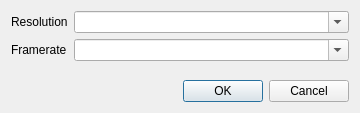
Old version of the form compoundpi/windows/configure_dialog.ui in the repository waveform-computing/compoundpi.
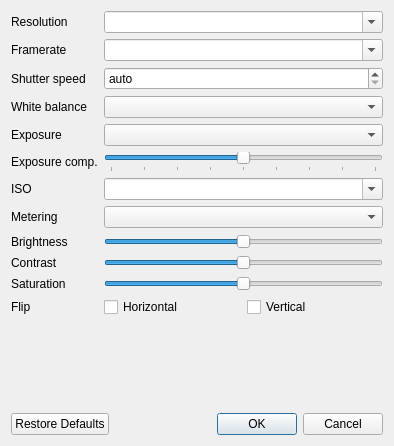
New version of the form.

```diff
--- a/compoundpi/windows/configure_dialog.ui
+++ b/compoundpi/windows/configure_dialog.ui
@@ -6,8 +6,8 @@
    <rect>
     <x>0</x>
     <y>0</y>
-    <width>360</width>
-    <height>113</height>
+    <width>394</width>
+    <height>446</height>
    </rect>
   </property>
   <property name="windowTitle">
@@ -50,6 +50,226 @@
        </property>
       </widget>
      </item>
+     <item row="2" column="0">
+      <widget class="QLabel" name="shutter_speed_label">
+       <property name="text">
+        <string>Shutter speed</string>
+       </property>
+       <property name="buddy">
+        <cstring>shutter_speed_spinbox</cstring>
+       </property>
+      </widget>
+     </item>
+     <item row="2" column="1">
+      <widget class="QDoubleSpinBox" name="shutter_speed_spinbox">
+       <property name="specialValueText">
+        <string>auto</string>
+       </property>
+       <property name="suffix">
+        <string> ms</string>
+       </property>
+       <property name="decimals">
+        <number>4</number>
+       </property>
+       <property name="maximum">
+        <double>1000.000000000000000</double>
+       </property>
+       <property name="singleStep">
+        <double>10.000000000000000</double>
+       </property>
+      </widget>
+     </item>
+     <item row="3" column="0">
+      <widget class="QLabel" name="awb_label">
+       <property name="text">
+        <string>White balance</string>
+       </property>
+       <property name="buddy">
+        <cstring>awb_combo</cstring>
+       </property>
+      </widget>
+     </item>
+     <item row="3" column="1">
+      <widget class="QComboBox" name="awb_combo"/>
+     </item>
+     <item row="4" column="0">
+      <widget class="QLabel" name="exposure_mode_label">
+       <property name="text">
+        <string>Exposure</string>
+       </property>
+       <property name="buddy">
+        <cstring>exposure_mode_combo</cstring>
+       </property>
+      </widget>
+     </item>
+     <item row="4" column="1">
+      <widget class="QComboBox" name="exposure_mode_combo"/>
+     </item>
+     <item row="5" column="0">
+      <widget class="QLabel" name="exposure_comp_label">
+       <property name="text">
+        <string>Exposure comp.</string>
+       </property>
+       <property name="buddy">
+        <cstring>exposure_comp_slider</cstring>
+       </property>
+      </widget>
+     </item>
+     <item row="6" column="0">
+      <widget class="QLabel" name="iso_label">
+       <property name="text">
+        <string>ISO</string>
+       </property>
+       <property name="buddy">
+        <cstring>iso_combo</cstring>
+       </property>
+      </widget>
+     </item>
+     <item row="6" column="1">
+      <widget class="QComboBox" name="iso_combo">
+       <property name="editable">
+        <bool>true</bool>
+       </property>
+      </widget>
+     </item>
+     <item row="7" column="0">
+      <widget class="QLabel" name="metering_label">
+       <property name="text">
+        <string>Metering</string>
+       </property>
+       <property name="buddy">
+        <cstring>metering_combo</cstring>
+       </property>
+      </widget>
+     </item>
+     <item row="7" column="1">
+      <widget class="QComboBox" name="metering_combo"/>
+     </item>
+     <item row="8" column="0">
+      <widget class="QLabel" name="brightness_label">
+       <property name="text">
+        <string>Brightness</string>
+       </property>
+       <property name="buddy">
+        <cstring>brightness_slider</cstring>
+       </property>
+      </widget>
+     </item>
+     <item row="9" column="0">
+      <widget class="QLabel" name="contrast_label">
+       <property name="text">
+        <string>Contrast</string>
+       </property>
+       <property name="buddy">
+        <cstring>contrast_slider</cstring>
+       </property>
+      </widget>
+     </item>
+     <item row="10" column="0">
+      <widget class="QLabel" name="saturation_label">
+       <property name="text">
+        <string>Saturation</string>
+       </property>
+       <property name="buddy">
+        <cstring>saturation_slider</cstring>
+       </property>
+      </widget>
+     </item>
+     <item row="11" column="0">
+      <widget class="QLabel" name="flip_label">
+       <property name="text">
+        <string>Flip</string>
+       </property>
+       <property name="buddy">
+        <cstring>hflip_checkbox</cstring>
+       </property>
+      </widget>
+     </item>
+     <item row="11" column="1">
+      <layout class="QHBoxLayout" name="flip_layout">
+       <item>
+        <widget class="QCheckBox" name="hflip_checkbox">
+         <property name="text">
+          <string>Horizontal</string>
+         </property>
+        </widget>
+       </item>
+       <item>
+        <widget class="QCheckBox" name="vflip_checkbox">
+         <property name="text">
+          <string>Vertical</string>
+         </property>
+        </widget>
+       </item>
+      </layout>
+     </item>
+     <item row="8" column="1">
+      <widget class="QSlider" name="brightness_slider">
+       <property name="maximum">
+        <number>100</number>
+       </property>
+       <property name="value">
+        <number>50</number>
+       </property>
+       <property name="orientation">
+        <enum>Qt::Horizontal</enum>
+       </property>
+      </widget>
+     </item>
+     <item row="9" column="1">
+      <widget class="QSlider" name="contrast_slider">
+       <property name="minimum">
+        <number>-100</number>
+       </property>
+       <property name="maximum">
+        <number>100</number>
+       </property>
+       <property name="pageStep">
+        <number>20</number>
+       </property>
+       <property name="orientation">
+        <enum>Qt::Horizontal</enum>
+       </property>
+      </widget>
+     </item>
+     <item row="10" column="1">
+      <widget class="QSlider" name="saturation_slider">
+       <property name="minimum">
+        <number>-100</number>
+       </property>
+       <property name="maximum">
+        <number>100</number>
+       </property>
+       <property name="pageStep">
+        <number>20</number>
+       </property>
+       <property name="orientation">
+        <enum>Qt::Horizontal</enum>
+       </property>
+      </widget>
+     </item>
+     <item row="5" column="1">
+      <widget class="QSlider" name="exposure_comp_slider">
+       <property name="minimum">
+        <number>-24</number>
+       </property>
+       <property name="maximum">
+        <number>24</number>
+       </property>
+       <property name="pageStep">
+        <number>6</number>
+       </property>
+       <property name="orientation">
+        <enum>Qt::Horizontal</enum>
+       </property>
+       <property name="tickPosition">
+        <enum>QSlider::TicksBelow</enum>
+       </property>
+       <property name="tickInterval">
+        <number>6</number>
+       </property>
+      </widget>
+     </item>
     </layout>
    </item>
    <item>
@@ -58,7 +278,7 @@
       <enum>Qt::Horizontal</enum>
      </property>
      <property name="standardButtons">
-      <set>QDialogButtonBox::Cancel|QDialogButtonBox::Ok</set>
+      <set>QDialogButtonBox::Cancel|QDialogButtonBox::Ok|QDialogButtonBox::RestoreDefaults</set>
      </property>
     </widget>
    </item>
```
Left out of the diff: 19 changed lines with no effect on the pictures.
